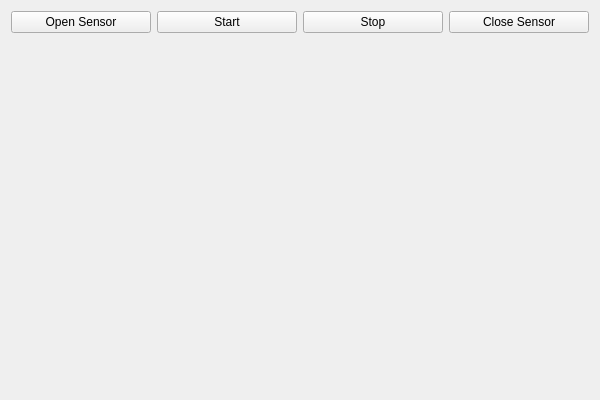
The window that Examples/USBCamera/usbcamera.ui (alexanderhmw/SensorPlatformSDK) describes before a commit, drawn with Qt 5.
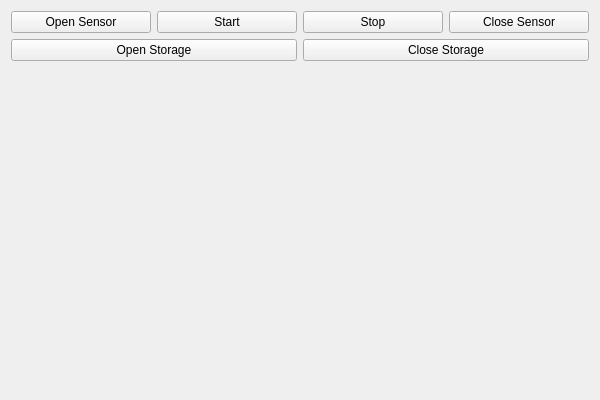
The same window after the commit.

What changed in the file:
```diff
--- a/Examples/USBCamera/usbcamera.ui
+++ b/Examples/USBCamera/usbcamera.ui
@@ -50,6 +50,27 @@
     <item>
      <layout class="QHBoxLayout" name="layout"/>
     </item>
+    <item>
+     <layout class="QHBoxLayout" name="horizontalLayout_2">
+      <item>
+       <widget class="QPushButton" name="openstorage">
+        <property name="text">
+         <string>Open Storage</string>
+        </property>
+       </widget>
+      </item>
+      <item>
+       <widget class="QPushButton" name="closestorage">
+        <property name="text">
+         <string>Close Storage</string>
+        </property>
+       </widget>
+      </item>
+     </layout>
+    </item>
+    <item>
+     <layout class="QHBoxLayout" name="layout1"/>
+    </item>
     <item>
      <spacer name="verticalSpacer">
       <property name="orientation">
```
